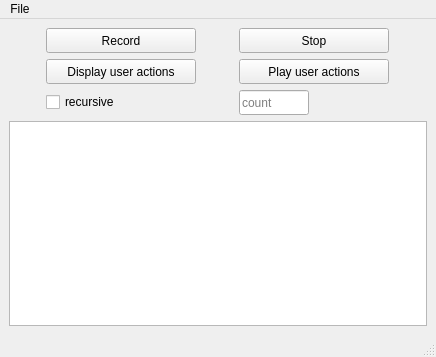
AlexZelenin/QtAutoClicker, file mainwindow.ui: the form before one commit.
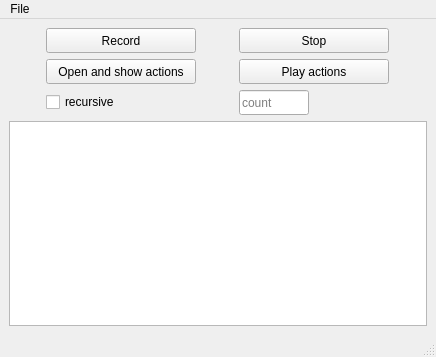
The form after the commit.

Diff of the .ui file:
```diff
--- a/mainwindow.ui
+++ b/mainwindow.ui
@@ -76,7 +76,7 @@
          </size>
         </property>
         <property name="text">
-         <string>Play user actions</string>
+         <string>Play actions</string>
         </property>
        </widget>
       </item>
@@ -95,7 +95,7 @@
          </size>
         </property>
         <property name="text">
-         <string>Display user actions</string>
+         <string>Open and show actions</string>
         </property>
        </widget>
       </item>
```
